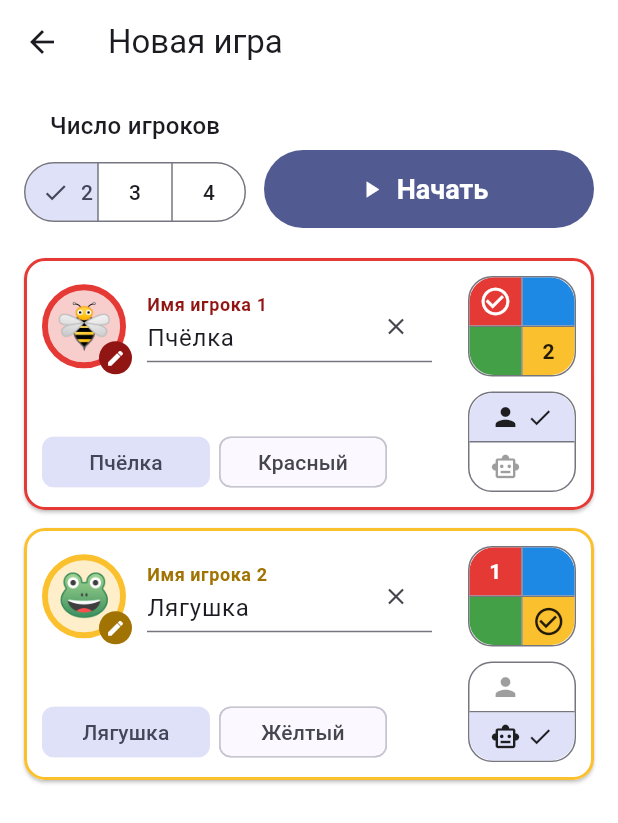
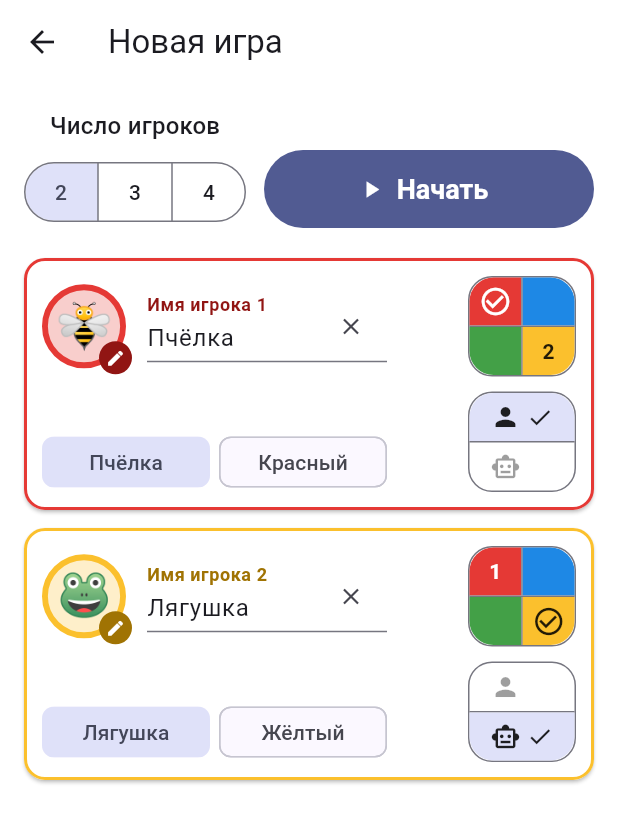
Before and after one commit to sgorbut/trouble, a Flutter app: the SetupScreen screen opened directly, on a phone screen of 412 x 824 dp. Shown: the top 823 px of the screen. Run offline on Flutter 3.47's test engine with Material 3 defaults, Android fonts, the phone set to English and light mode, and no system bars; our stand-ins replace audioplayers, flutter_riverpod, shared_preferences; accounts and stored records are empty.

Commit message:
Поле имени по правому краю сетки имён (2 или 3 колонки); компактный выбор числа игроков на узком экране

```diff
--- a/lib/features/setup/setup_screen.dart
+++ b/lib/features/setup/setup_screen.dart
@@ -110,7 +110,13 @@ class _SetupScreenState extends ConsumerState<SetupScreen> {
                     Expanded(
                       child: Column(
                         children: [
-                          Text('Число игроков', style: Theme.of(context).textTheme.titleMedium),
+                          FittedBox(
+                            fit: BoxFit.scaleDown,
+                            child: Text(
+                              'Число игроков',
+                              style: Theme.of(context).textTheme.titleMedium,
+                            ),
+                          ),
                           const SizedBox(height: 8),
                           SegmentedButton<int>(
                             segments: const [
@@ -119,6 +125,8 @@ class _SetupScreenState extends ConsumerState<SetupScreen> {
                               ButtonSegment(value: 4, label: Text('4')),
                             ],
                             selected: {_count},
+                            // Без галочки — на узком экране три кнопки помещаются.
+                            showSelectedIcon: false,
                             onSelectionChanged: (s) => setState(() => _count = s.first),
                           ),
                         ],
@@ -207,13 +215,13 @@ class _SetupScreenState extends ConsumerState<SetupScreen> {
     if (picked != null) setState(() => _setAvatar(slot, picked));
   }
 
-  Widget _quickNames(_Slot slot) {
+  Widget _quickNames(_Slot slot, double chipOuter) {
     final c = slot.color;
     final controller = slot.name;
     return ValueListenableBuilder<TextEditingValue>(
       valueListenable: controller,
       builder: (context, value, _) => Wrap(
-        spacing: 6,
+        spacing: _chipGap,
         runSpacing: 6,
         children: [
           // Имя по аватару, имя-цвет (только для своего цвета), затем общие имена.
@@ -225,12 +233,11 @@ class _SetupScreenState extends ConsumerState<SetupScreen> {
             ChoiceChip(
               // Одинаковая ширина — имена стоят как по сетке; влезает 9 букв («Обезьянка»).
               label: SizedBox(
-                width: _nameChipWidth,
-                child: Text(
-                  name,
-                  textAlign: TextAlign.center,
-                  maxLines: 1,
-                  overflow: TextOverflow.ellipsis,
+                width: chipOuter - _chipChrome,
+                // На узком экране кнопки уже — длинное имя чуть уменьшается, не обрезаясь.
+                child: FittedBox(
+                  fit: BoxFit.scaleDown,
+                  child: Text(name, textAlign: TextAlign.center, maxLines: 1),
                 ),
               ),
               showCheckmark: false,
@@ -308,11 +315,17 @@ class _SetupScreenState extends ConsumerState<SetupScreen> {
     );
   }
 
-  /// Ширина поля имени: 18 символов плюс кнопка очистки.
-  static const _nameFieldWidth = 240.0;
+  /// Ширина подписи в кнопке быстрого имени и всей кнопки (подпись + отступы чипа).
+  static const _nameChipWidth = 78.0;
+  static const _chipChrome = 34.0; // отступы и рамка чипа вокруг подписи
+  static const _nameChipOuter = _nameChipWidth + _chipChrome;
+  static const _chipGap = 6.0;
 
-  /// Ширина подписи в кнопке быстрого имени.
-  static const _nameChipWidth = 78.0;
+  static const _avatarSize = 56.0;
+  static const _avatarGap = 14.0;
+
+  /// Минимальный зазор между сеткой и правыми блоками (цвет, человек/бот).
+  static const _sideGap = 16.0;
 
   /// Общие размеры блоков выбора цвета и человек/бот.
   static const _pickerWidth = 72.0;
@@ -403,7 +416,18 @@ class _SetupScreenState extends ConsumerState<SetupScreen> {
       ),
       child: Padding(
         padding: const EdgeInsets.all(12),
-        child: Column(
+        // Быстрые имена — сеткой в 3 колонки (или в 2 на узком экране); поле имени
+        // заканчивается ровно там же, где сетка, — по её правому краю.
+        child: LayoutBuilder(
+          builder: (context, box) {
+            final free = box.maxWidth - _pickerWidth - _sideGap;
+            final cols = free >= _gridWidth(3, _nameChipOuter) ? 3 : 2;
+            // В 2 колонки на узком экране кнопки сужаются, чтобы сетка влезла.
+            final chipOuter = cols == 3
+                ? _nameChipOuter
+                : min(_nameChipOuter, (free - _chipGap) / 2);
+            final grid = _gridWidth(cols, chipOuter);
+            return Column(
               crossAxisAlignment: CrossAxisAlignment.start,
               children: [
                 // Аватар, имя и выбор цвета — в одном ряду.
@@ -417,7 +441,7 @@ class _SetupScreenState extends ConsumerState<SetupScreen> {
                         child: Stack(
                           clipBehavior: Clip.none,
                           children: [
-                        PlayerAvatar(color: c, avatar: slot.avatar, size: 56),
+                            PlayerAvatar(color: c, avatar: slot.avatar, size: _avatarSize),
                             Positioned(
                               right: -4,
                               bottom: -4,
@@ -431,13 +455,9 @@ class _SetupScreenState extends ConsumerState<SetupScreen> {
                         ),
                       ),
                     ),
-                const SizedBox(width: 14),
-                // Поле имени — под 16–18 символов, не шире (и не уже на узком экране).
-                Expanded(
-                  child: Align(
-                    alignment: Alignment.centerLeft,
-                    child: ConstrainedBox(
-                      constraints: const BoxConstraints(maxWidth: _nameFieldWidth),
+                    const SizedBox(width: _avatarGap),
+                    SizedBox(
+                      width: grid - _avatarSize - _avatarGap,
                       child: TextField(
                         controller: slot.name,
                         maxLength: 18,
@@ -457,9 +477,7 @@ class _SetupScreenState extends ConsumerState<SetupScreen> {
                         ),
                       ),
                     ),
-                  ),
-                ),
-                const SizedBox(width: 24),
+                    const Spacer(),
                     _colorPicker(slot),
                   ],
                 ),
@@ -468,14 +486,19 @@ class _SetupScreenState extends ConsumerState<SetupScreen> {
                 Row(
                   crossAxisAlignment: CrossAxisAlignment.end,
                   children: [
-                Expanded(child: _quickNames(slot)),
-                const SizedBox(width: 16),
+                    SizedBox(width: grid, child: _quickNames(slot, chipOuter)),
+                    const Spacer(),
                     _typePicker(slot),
                   ],
                 ),
               ],
+            );
+          },
         ),
       ),
     );
   }
+
+  /// Ширина сетки быстрых имён из [cols] колонок.
+  static double _gridWidth(int cols, double chipOuter) => cols * chipOuter + (cols - 1) * _chipGap;
 }
```
Lines whose indentation alone changed are shown as unchanged.
